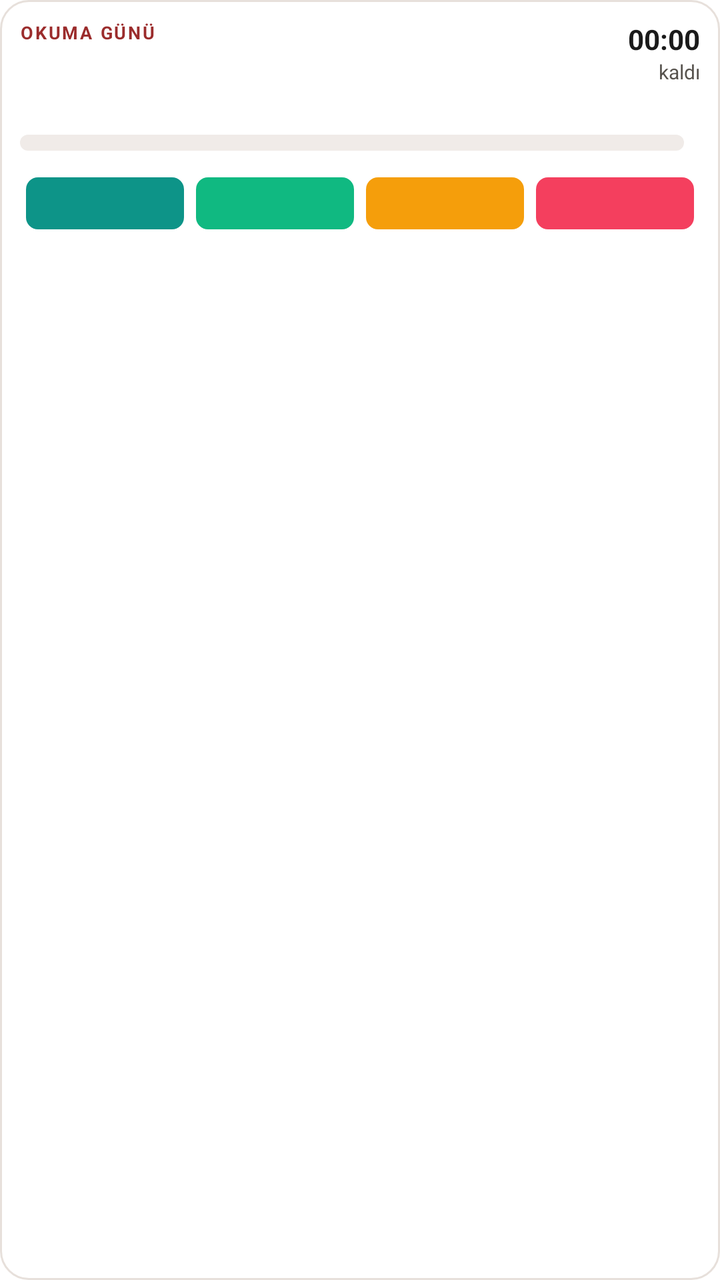
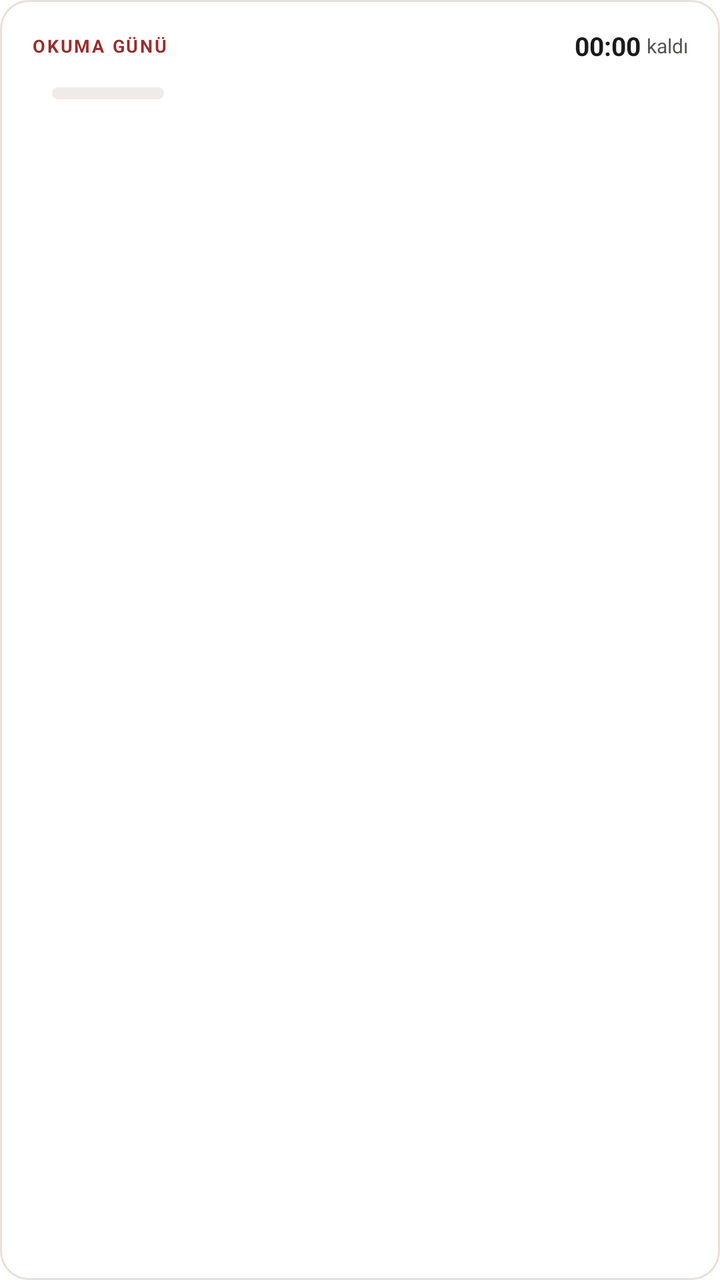

Screens rendered from an Android XML layout before and after an edit, with the pre-edit source and the edit as a unified diff.
<!-- AndroidManifest.xml: fallback theme Theme.MaterialComponents.DayNight.NoActionBar -->
<!-- res/layout/okuma_day_card_big.xml -->
<?xml version="1.0" encoding="utf-8"?>
<LinearLayout xmlns:android="http://schemas.android.com/apk/res/android"
  android:layout_width="match_parent" android:layout_height="wrap_content"
  android:background="@drawable/okuma_card_bg" android:orientation="vertical" android:padding="10dp">

  <LinearLayout android:layout_width="match_parent" android:layout_height="wrap_content" android:orientation="horizontal">
    <LinearLayout android:layout_width="0dp" android:layout_height="wrap_content" android:layout_weight="1" android:orientation="vertical">
      <TextView android:layout_width="wrap_content" android:layout_height="wrap_content" android:text="OKUMA GÜNÜ"
        android:letterSpacing="0.1" android:textColor="@color/okuma_primary" android:textSize="9sp" android:textStyle="bold" />
      <TextView android:id="@+id/title" android:layout_width="wrap_content" android:layout_height="wrap_content" android:fontFamily="serif"
        android:maxLines="1" android:ellipsize="end" android:textColor="@color/okuma_fg" android:textSize="15sp" android:textStyle="bold" />
      <TextView android:id="@+id/subtitle" android:layout_width="wrap_content" android:layout_height="wrap_content"
        android:maxLines="1" android:ellipsize="end" android:textColor="@color/okuma_muted" android:textSize="11sp" />
    </LinearLayout>
    <LinearLayout android:layout_width="wrap_content" android:layout_height="wrap_content" android:gravity="end" android:orientation="vertical">
      <Chronometer android:id="@+id/countdown" android:layout_width="wrap_content" android:layout_height="wrap_content"
        android:textColor="@color/okuma_fg" android:textSize="14sp" android:textStyle="bold" />
      <TextView android:layout_width="wrap_content" android:layout_height="wrap_content" android:text="kaldı"
        android:textColor="@color/okuma_muted" android:textSize="10sp" />
    </LinearLayout>
  </LinearLayout>

  <LinearLayout android:layout_width="match_parent" android:layout_height="wrap_content" android:layout_marginTop="6dp"
    android:gravity="center_vertical" android:orientation="horizontal">
    <FrameLayout android:layout_width="0dp" android:layout_height="8dp" android:layout_weight="1">
      
      <ProgressBar android:id="@+id/progress" style="@android:style/Widget.ProgressBar.Horizontal" android:layout_width="match_parent"
        android:layout_height="match_parent" android:progressDrawable="@drawable/okuma_progress_read" />
      <ProgressBar android:id="@+id/progress_kef" style="@android:style/Widget.ProgressBar.Horizontal" android:layout_width="match_parent"
        android:layout_height="match_parent" android:progressDrawable="@drawable/okuma_progress_kef" />
    </FrameLayout>
    <TextView android:id="@+id/count" android:layout_width="wrap_content" android:layout_height="wrap_content" android:layout_marginLeft="8dp"
      android:textColor="@color/okuma_fg" android:textSize="12sp" android:textStyle="bold" />
  </LinearLayout>

  <TextView android:id="@+id/kefaret_line" android:layout_width="match_parent" android:layout_height="wrap_content" android:layout_marginTop="4dp"
    android:maxLines="1" android:ellipsize="end" android:textColor="@color/okuma_kefaret" android:textSize="10.5sp" android:textStyle="bold" android:visibility="gone" />

  <LinearLayout android:layout_width="match_parent" android:layout_height="wrap_content" android:layout_marginTop="2dp" android:orientation="horizontal">

    <FrameLayout android:id="@+id/btn_kefaret_slot" android:layout_width="0dp" android:layout_height="40dp" android:layout_weight="1"
      android:layout_marginLeft="2dp" android:layout_marginRight="2dp">
      <TextView android:id="@+id/btn_kefaret" android:layout_width="match_parent" android:layout_height="28dp" android:layout_gravity="center_vertical"
        android:background="@drawable/okuma_btn_kefaret" android:gravity="center" android:maxLines="1" android:ellipsize="end"
        android:textColor="#FFFFFF" android:textSize="11sp" android:textStyle="bold" />
      <TextView android:id="@+id/btn_kefaret_top" android:layout_width="wrap_content" android:layout_height="wrap_content"
        android:layout_gravity="top|end" android:background="@drawable/okuma_notch_kefaret" android:paddingLeft="3dp" android:paddingRight="3dp"
        android:textColor="@color/okuma_kefaret" android:textSize="7.5sp" android:textStyle="bold" android:visibility="gone" />
      <TextView android:id="@+id/btn_kefaret_bot" android:layout_width="wrap_content" android:layout_height="wrap_content"
        android:layout_gravity="bottom|end" android:background="@drawable/okuma_notch_none" android:paddingLeft="3dp" android:paddingRight="3dp"
        android:textColor="@color/okuma_none" android:textSize="7.5sp" android:textStyle="bold" android:visibility="gone" />
    </FrameLayout>
    <FrameLayout android:id="@+id/btn_read_slot" android:layout_width="0dp" android:layout_height="40dp" android:layout_weight="1"
      android:layout_marginLeft="2dp" android:layout_marginRight="2dp">
      <TextView android:id="@+id/btn_read" android:layout_width="match_parent" android:layout_height="28dp" android:layout_gravity="center_vertical"
        android:background="@drawable/okuma_btn_read" android:gravity="center" android:maxLines="1" android:ellipsize="end"
        android:textColor="#FFFFFF" android:textSize="11sp" android:textStyle="bold" />
      <TextView android:id="@+id/btn_read_top" android:layout_width="wrap_content" android:layout_height="wrap_content"
        android:layout_gravity="top|end" android:background="@drawable/okuma_notch_read" android:paddingLeft="3dp" android:paddingRight="3dp"
        android:textColor="@color/okuma_read" android:textSize="7.5sp" android:textStyle="bold" android:visibility="gone" />
      <TextView android:id="@+id/btn_read_bot" android:layout_width="wrap_content" android:layout_height="wrap_content"
        android:layout_gravity="bottom|end" android:background="@drawable/okuma_notch_none" android:paddingLeft="3dp" android:paddingRight="3dp"
        android:textColor="@color/okuma_none" android:textSize="7.5sp" android:textStyle="bold" android:visibility="gone" />
    </FrameLayout>
    <FrameLayout android:id="@+id/btn_min_slot" android:layout_width="0dp" android:layout_height="40dp" android:layout_weight="1"
      android:layout_marginLeft="2dp" android:layout_marginRight="2dp">
      <TextView android:id="@+id/btn_min" android:layout_width="match_parent" android:layout_height="28dp" android:layout_gravity="center_vertical"
        android:background="@drawable/okuma_btn_min" android:gravity="center" android:maxLines="1" android:ellipsize="end"
        android:textColor="#FFFFFF" android:textSize="11sp" android:textStyle="bold" />
      <TextView android:id="@+id/btn_min_top" android:layout_width="wrap_content" android:layout_height="wrap_content"
        android:layout_gravity="top|end" android:background="@drawable/okuma_notch_min" android:paddingLeft="3dp" android:paddingRight="3dp"
        android:textColor="@color/okuma_min" android:textSize="7.5sp" android:textStyle="bold" android:visibility="gone" />
      <TextView android:id="@+id/btn_min_bot" android:layout_width="wrap_content" android:layout_height="wrap_content"
        android:layout_gravity="bottom|end" android:background="@drawable/okuma_notch_none" android:paddingLeft="3dp" android:paddingRight="3dp"
        android:textColor="@color/okuma_none" android:textSize="7.5sp" android:textStyle="bold" android:visibility="gone" />
    </FrameLayout>
    <FrameLayout android:id="@+id/btn_none_slot" android:layout_width="0dp" android:layout_height="40dp" android:layout_weight="1"
      android:layout_marginLeft="2dp" android:layout_marginRight="2dp">
      <TextView android:id="@+id/btn_none" android:layout_width="match_parent" android:layout_height="28dp" android:layout_gravity="center_vertical"
        android:background="@drawable/okuma_btn_none" android:gravity="center" android:maxLines="1" android:ellipsize="end"
        android:textColor="#FFFFFF" android:textSize="11sp" android:textStyle="bold" />
      <TextView android:id="@+id/btn_none_top" android:layout_width="wrap_content" android:layout_height="wrap_content"
        android:layout_gravity="top|end" android:background="@drawable/okuma_notch_none" android:paddingLeft="3dp" android:paddingRight="3dp"
        android:textColor="@color/okuma_none" android:textSize="7.5sp" android:textStyle="bold" android:visibility="gone" />
      <TextView android:id="@+id/btn_none_bot" android:layout_width="wrap_content" android:layout_height="wrap_content"
        android:layout_gravity="bottom|end" android:background="@drawable/okuma_notch_none" android:paddingLeft="3dp" android:paddingRight="3dp"
        android:textColor="@color/okuma_none" android:textSize="7.5sp" android:textStyle="bold" android:visibility="gone" />
    </FrameLayout>
  </LinearLayout>
</LinearLayout>
<!-- resources referenced by this layout -->
<resources>
  <color name="okuma_fg">#1A1A1A</color>
  <color name="okuma_kefaret">#0D9488</color>
  <color name="okuma_min">#F59E0B</color>
  <color name="okuma_muted">#57534E</color>
  <color name="okuma_none">#F43F5E</color>
  <color name="okuma_primary">#9B2C2C</color>
  <color name="okuma_read">#10B981</color>
  <!-- drawable okuma_btn_kefaret (drawable) -->
  <shape xmlns:android="http://schemas.android.com/apk/res/android" android:shape="rectangle">
    <solid android:color="@color/okuma_kefaret" />
    <stroke android:width="2dp" android:color="@android:color/transparent" />
    <corners android:radius="6dp" />
  </shape>
  <!-- drawable okuma_btn_min (drawable) -->
  <shape xmlns:android="http://schemas.android.com/apk/res/android" android:shape="rectangle">
    <solid android:color="@color/okuma_min" />
    <stroke android:width="2dp" android:color="@android:color/transparent" />
    <corners android:radius="6dp" />
  </shape>
  <!-- drawable okuma_btn_none (drawable) -->
  <shape xmlns:android="http://schemas.android.com/apk/res/android" android:shape="rectangle">
    <solid android:color="@color/okuma_none" />
    <stroke android:width="2dp" android:color="@android:color/transparent" />
    <corners android:radius="6dp" />
  </shape>
  <!-- drawable okuma_btn_read (drawable) -->
  <shape xmlns:android="http://schemas.android.com/apk/res/android" android:shape="rectangle">
    <solid android:color="@color/okuma_read" />
    <stroke android:width="2dp" android:color="@android:color/transparent" />
    <corners android:radius="6dp" />
  </shape>
  <!-- drawable okuma_card_bg (drawable) -->
  <shape xmlns:android="http://schemas.android.com/apk/res/android" android:shape="rectangle">
    <solid android:color="@color/okuma_card_bg" />
    <stroke android:width="1dp" android:color="@color/okuma_card_border" />
    <corners android:radius="14dp" />
  </shape>
  <!-- drawable okuma_notch_kefaret (drawable) -->
  <shape xmlns:android="http://schemas.android.com/apk/res/android" android:shape="rectangle">
    <solid android:color="@color/okuma_notch_bg" />
    <stroke android:width="1dp" android:color="@color/okuma_kefaret" />
    <corners android:radius="6dp" />
  </shape>
  <!-- drawable okuma_notch_min (drawable) -->
  <shape xmlns:android="http://schemas.android.com/apk/res/android" android:shape="rectangle">
    <solid android:color="@color/okuma_notch_bg" />
    <stroke android:width="1dp" android:color="@color/okuma_min" />
    <corners android:radius="6dp" />
  </shape>
  <!-- drawable okuma_notch_none (drawable) -->
  <shape xmlns:android="http://schemas.android.com/apk/res/android" android:shape="rectangle">
    <solid android:color="@color/okuma_notch_bg" />
    <stroke android:width="1dp" android:color="@color/okuma_none" />
    <corners android:radius="6dp" />
  </shape>
  <!-- drawable okuma_notch_read (drawable) -->
  <shape xmlns:android="http://schemas.android.com/apk/res/android" android:shape="rectangle">
    <solid android:color="@color/okuma_notch_bg" />
    <stroke android:width="1dp" android:color="@color/okuma_read" />
    <corners android:radius="6dp" />
  </shape>
  <!-- drawable okuma_progress_read (drawable) -->
  <layer-list xmlns:android="http://schemas.android.com/apk/res/android">
    <item android:id="@android:id/background">
      <shape android:shape="rectangle">
        <solid android:color="@color/okuma_track" />
        <corners android:radius="5dp" />
      </shape>
    </item>
    <item android:id="@android:id/progress">
      <clip>
        <shape android:shape="rectangle">
          <solid android:color="@color/okuma_read" />
          <corners android:radius="5dp" />
        </shape>
      </clip>
    </item>
  </layer-list>
  <color name="okuma_card_bg">#FFFFFF</color>
  <color name="okuma_card_border">#E7E0DB</color>
  <color name="okuma_notch_bg">#FFFFFF</color>
  <color name="okuma_track">#F0EBE8</color>
  <!-- unchanged entries left out for length: 1 -->
</resources>

<!-- the commit's change to res/layout/okuma_day_card_big.xml (unified diff, before → after) -->
@@ -1,90 +1,36 @@
 <?xml version="1.0" encoding="utf-8"?>
 <LinearLayout xmlns:android="http://schemas.android.com/apk/res/android"
   android:layout_width="match_parent" android:layout_height="wrap_content"
-  android:background="@drawable/okuma_card_bg" android:orientation="vertical" android:padding="10dp">
+  android:background="@drawable/okuma_card_bg" android:orientation="vertical"
+  android:paddingLeft="16dp" android:paddingRight="16dp" android:paddingTop="14dp" android:paddingBottom="10dp">
 
-  <LinearLayout android:layout_width="match_parent" android:layout_height="wrap_content" android:orientation="horizontal">
-    <LinearLayout android:layout_width="0dp" android:layout_height="wrap_content" android:layout_weight="1" android:orientation="vertical">
-      <TextView android:layout_width="wrap_content" android:layout_height="wrap_content" android:text="OKUMA GÜNÜ"
-        android:letterSpacing="0.1" android:textColor="@color/okuma_primary" android:textSize="9sp" android:textStyle="bold" />
-      <TextView android:id="@+id/title" android:layout_width="wrap_content" android:layout_height="wrap_content" android:fontFamily="serif"
-        android:maxLines="1" android:ellipsize="end" android:textColor="@color/okuma_fg" android:textSize="15sp" android:textStyle="bold" />
-      <TextView android:id="@+id/subtitle" android:layout_width="wrap_content" android:layout_height="wrap_content"
-        android:maxLines="1" android:ellipsize="end" android:textColor="@color/okuma_muted" android:textSize="11sp" />
-    </LinearLayout>
-    <LinearLayout android:layout_width="wrap_content" android:layout_height="wrap_content" android:gravity="end" android:orientation="vertical">
-      <Chronometer android:id="@+id/countdown" android:layout_width="wrap_content" android:layout_height="wrap_content"
-        android:textColor="@color/okuma_fg" android:textSize="14sp" android:textStyle="bold" />
-      <TextView android:layout_width="wrap_content" android:layout_height="wrap_content" android:text="kaldı"
-        android:textColor="@color/okuma_muted" android:textSize="10sp" />
-    </LinearLayout>
+  <LinearLayout android:layout_width="match_parent" android:layout_height="wrap_content" android:gravity="center_vertical" android:orientation="horizontal">
+    <TextView android:layout_width="0dp" android:layout_height="wrap_content" android:layout_weight="1" android:text="OKUMA GÜNÜ"
+      android:letterSpacing="0.1" android:textColor="@color/okuma_primary" android:textSize="9sp" android:textStyle="bold" />
+    <Chronometer android:id="@+id/countdown" android:layout_width="wrap_content" android:layout_height="wrap_content"
+      android:textColor="@color/okuma_fg" android:textSize="13sp" android:textStyle="bold" />
+    <TextView android:layout_width="wrap_content" android:layout_height="wrap_content" android:layout_marginLeft="3dp" android:text="kaldı"
+      android:textColor="@color/okuma_muted" android:textSize="10sp" />
   </LinearLayout>
 
-  <LinearLayout android:layout_width="match_parent" android:layout_height="wrap_content" android:layout_marginTop="6dp"
-    android:gravity="center_vertical" android:orientation="horizontal">
-    <FrameLayout android:layout_width="0dp" android:layout_height="8dp" android:layout_weight="1">
-      
+  <LinearLayout android:layout_width="match_parent" android:layout_height="wrap_content" android:layout_marginTop="4dp" android:gravity="center_vertical" android:orientation="horizontal">
+    <TextView android:id="@+id/title" android:layout_width="wrap_content" android:layout_height="wrap_content" android:maxWidth="210dp" android:fontFamily="serif"
+      android:maxLines="1" android:ellipsize="end" android:textColor="@color/okuma_fg" android:textSize="16sp" android:textStyle="bold" />
+    <FrameLayout android:layout_width="56dp" android:layout_height="6dp" android:layout_marginLeft="10dp">
       <ProgressBar android:id="@+id/progress" style="@android:style/Widget.ProgressBar.Horizontal" android:layout_width="match_parent"
-        android:layout_height="match_parent" android:progressDrawable="@drawable/okuma_progress_read" />
+        android:layout_height="match_parent" android:progressDrawable="@drawable/okuma_mini_progress" />
       <ProgressBar android:id="@+id/progress_kef" style="@android:style/Widget.ProgressBar.Horizontal" android:layout_width="match_parent"
         android:layout_height="match_parent" android:progressDrawable="@drawable/okuma_progress_kef" />
     </FrameLayout>
-    <TextView android:id="@+id/count" android:layout_width="wrap_content" android:layout_height="wrap_content" android:layout_marginLeft="8dp"
-      android:textColor="@color/okuma_fg" android:textSize="12sp" android:textStyle="bold" />
+    <TextView android:id="@+id/count" android:layout_width="wrap_content" android:layout_height="wrap_content" android:layout_marginLeft="6dp"
+      android:textColor="@color/okuma_muted" android:textSize="11sp" android:textStyle="bold" />
   </LinearLayout>
 
-  <TextView android:id="@+id/kefaret_line" android:layout_width="match_parent" android:layout_height="wrap_content" android:layout_marginTop="4dp"
-    android:maxLines="1" android:ellipsize="end" android:textColor="@color/okuma_kefaret" android:textSize="10.5sp" android:textStyle="bold" android:visibility="gone" />
+  <TextView android:id="@+id/subtitle" android:layout_width="match_parent" android:layout_height="wrap_content" android:layout_marginTop="3dp"
+    android:maxLines="1" android:ellipsize="end" android:textColor="@color/okuma_muted" android:textSize="11sp" />
 
-  <LinearLayout android:layout_width="match_parent" android:layout_height="wrap_content" android:layout_marginTop="2dp" android:orientation="horizontal">
+  <TextView android:id="@+id/kefaret_line" android:layout_width="match_parent" android:layout_height="wrap_content" android:layout_marginTop="8dp"
+    android:maxLines="1" android:ellipsize="end" android:textColor="@color/okuma_kefaret" android:textSize="11sp" android:textStyle="bold" android:visibility="gone" />
 
-    <FrameLayout android:id="@+id/btn_kefaret_slot" android:layout_width="0dp" android:layout_height="40dp" android:layout_weight="1"
-      android:layout_marginLeft="2dp" android:layout_marginRight="2dp">
-      <TextView android:id="@+id/btn_kefaret" android:layout_width="match_parent" android:layout_height="28dp" android:layout_gravity="center_vertical"
-        android:background="@drawable/okuma_btn_kefaret" android:gravity="center" android:maxLines="1" android:ellipsize="end"
-        android:textColor="#FFFFFF" android:textSize="11sp" android:textStyle="bold" />
-      <TextView android:id="@+id/btn_kefaret_top" android:layout_width="wrap_content" android:layout_height="wrap_content"
-        android:layout_gravity="top|end" android:background="@drawable/okuma_notch_kefaret" android:paddingLeft="3dp" android:paddingRight="3dp"
-        android:textColor="@color/okuma_kefaret" android:textSize="7.5sp" android:textStyle="bold" android:visibility="gone" />
-      <TextView android:id="@+id/btn_kefaret_bot" android:layout_width="wrap_content" android:layout_height="wrap_content"
-        android:layout_gravity="bottom|end" android:background="@drawable/okuma_notch_none" android:paddingLeft="3dp" android:paddingRight="3dp"
-        android:textColor="@color/okuma_none" android:textSize="7.5sp" android:textStyle="bold" android:visibility="gone" />
-    </FrameLayout>
-    <FrameLayout android:id="@+id/btn_read_slot" android:layout_width="0dp" android:layout_height="40dp" android:layout_weight="1"
-      android:layout_marginLeft="2dp" android:layout_marginRight="2dp">
-      <TextView android:id="@+id/btn_read" android:layout_width="match_parent" android:layout_height="28dp" android:layout_gravity="center_vertical"
-        android:background="@drawable/okuma_btn_read" android:gravity="center" android:maxLines="1" android:ellipsize="end"
-        android:textColor="#FFFFFF" android:textSize="11sp" android:textStyle="bold" />
-      <TextView android:id="@+id/btn_read_top" android:layout_width="wrap_content" android:layout_height="wrap_content"
-        android:layout_gravity="top|end" android:background="@drawable/okuma_notch_read" android:paddingLeft="3dp" android:paddingRight="3dp"
-        android:textColor="@color/okuma_read" android:textSize="7.5sp" android:textStyle="bold" android:visibility="gone" />
-      <TextView android:id="@+id/btn_read_bot" android:layout_width="wrap_content" android:layout_height="wrap_content"
-        android:layout_gravity="bottom|end" android:background="@drawable/okuma_notch_none" android:paddingLeft="3dp" android:paddingRight="3dp"
-        android:textColor="@color/okuma_none" android:textSize="7.5sp" android:textStyle="bold" android:visibility="gone" />
-    </FrameLayout>
-    <FrameLayout android:id="@+id/btn_min_slot" android:layout_width="0dp" android:layout_height="40dp" android:layout_weight="1"
-      android:layout_marginLeft="2dp" android:layout_marginRight="2dp">
-      <TextView android:id="@+id/btn_min" android:layout_width="match_parent" android:layout_height="28dp" android:layout_gravity="center_vertical"
-        android:background="@drawable/okuma_btn_min" android:gravity="center" android:maxLines="1" android:ellipsize="end"
-        android:textColor="#FFFFFF" android:textSize="11sp" android:textStyle="bold" />
-      <TextView android:id="@+id/btn_min_top" android:layout_width="wrap_content" android:layout_height="wrap_content"
-        android:layout_gravity="top|end" android:background="@drawable/okuma_notch_min" android:paddingLeft="3dp" android:paddingRight="3dp"
-        android:textColor="@color/okuma_min" android:textSize="7.5sp" android:textStyle="bold" android:visibility="gone" />
-      <TextView android:id="@+id/btn_min_bot" android:layout_width="wrap_content" android:layout_height="wrap_content"
-        android:layout_gravity="bottom|end" android:background="@drawable/okuma_notch_none" android:paddingLeft="3dp" android:paddingRight="3dp"
-        android:textColor="@color/okuma_none" android:textSize="7.5sp" android:textStyle="bold" android:visibility="gone" />
-    </FrameLayout>
-    <FrameLayout android:id="@+id/btn_none_slot" android:layout_width="0dp" android:layout_height="40dp" android:layout_weight="1"
-      android:layout_marginLeft="2dp" android:layout_marginRight="2dp">
-      <TextView android:id="@+id/btn_none" android:layout_width="match_parent" android:layout_height="28dp" android:layout_gravity="center_vertical"
-        android:background="@drawable/okuma_btn_none" android:gravity="center" android:maxLines="1" android:ellipsize="end"
-        android:textColor="#FFFFFF" android:textSize="11sp" android:textStyle="bold" />
-      <TextView android:id="@+id/btn_none_top" android:layout_width="wrap_content" android:layout_height="wrap_content"
-        android:layout_gravity="top|end" android:background="@drawable/okuma_notch_none" android:paddingLeft="3dp" android:paddingRight="3dp"
-        android:textColor="@color/okuma_none" android:textSize="7.5sp" android:textStyle="bold" android:visibility="gone" />
-      <TextView android:id="@+id/btn_none_bot" android:layout_width="wrap_content" android:layout_height="wrap_content"
-        android:layout_gravity="bottom|end" android:background="@drawable/okuma_notch_none" android:paddingLeft="3dp" android:paddingRight="3dp"
-        android:textColor="@color/okuma_none" android:textSize="7.5sp" android:textStyle="bold" android:visibility="gone" />
-    </FrameLayout>
-  </LinearLayout>
+  <LinearLayout android:id="@+id/books" android:layout_width="match_parent" android:layout_height="wrap_content" android:layout_marginTop="8dp" android:orientation="vertical" />
 </LinearLayout>
<!-- resource entries referenced after the edit -->
@@ -2,85 +2,34 @@
 <resources>
   <color name="okuma_fg">#1A1A1A</color>
   <color name="okuma_kefaret">#0D9488</color>
-  <color name="okuma_min">#F59E0B</color>
   <color name="okuma_muted">#57534E</color>
-  <color name="okuma_none">#F43F5E</color>
   <color name="okuma_primary">#9B2C2C</color>
   <color name="okuma_read">#10B981</color>
-  <!-- drawable okuma_btn_kefaret (drawable) -->
-  <shape xmlns:android="http://schemas.android.com/apk/res/android" android:shape="rectangle">
-    <solid android:color="@color/okuma_kefaret" />
-    <stroke android:width="2dp" android:color="@android:color/transparent" />
-    <corners android:radius="6dp" />
-  </shape>
-  <!-- drawable okuma_btn_min (drawable) -->
-  <shape xmlns:android="http://schemas.android.com/apk/res/android" android:shape="rectangle">
-    <solid android:color="@color/okuma_min" />
-    <stroke android:width="2dp" android:color="@android:color/transparent" />
-    <corners android:radius="6dp" />
-  </shape>
-  <!-- drawable okuma_btn_none (drawable) -->
-  <shape xmlns:android="http://schemas.android.com/apk/res/android" android:shape="rectangle">
-    <solid android:color="@color/okuma_none" />
-    <stroke android:width="2dp" android:color="@android:color/transparent" />
-    <corners android:radius="6dp" />
-  </shape>
-  <!-- drawable okuma_btn_read (drawable) -->
-  <shape xmlns:android="http://schemas.android.com/apk/res/android" android:shape="rectangle">
-    <solid android:color="@color/okuma_read" />
-    <stroke android:width="2dp" android:color="@android:color/transparent" />
-    <corners android:radius="6dp" />
-  </shape>
   <!-- drawable okuma_card_bg (drawable) -->
   <shape xmlns:android="http://schemas.android.com/apk/res/android" android:shape="rectangle">
     <solid android:color="@color/okuma_card_bg" />
     <stroke android:width="1dp" android:color="@color/okuma_card_border" />
     <corners android:radius="14dp" />
   </shape>
-  <!-- drawable okuma_notch_kefaret (drawable) -->
-  <shape xmlns:android="http://schemas.android.com/apk/res/android" android:shape="rectangle">
-    <solid android:color="@color/okuma_notch_bg" />
-    <stroke android:width="1dp" android:color="@color/okuma_kefaret" />
-    <corners android:radius="6dp" />
-  </shape>
-  <!-- drawable okuma_notch_min (drawable) -->
-  <shape xmlns:android="http://schemas.android.com/apk/res/android" android:shape="rectangle">
-    <solid android:color="@color/okuma_notch_bg" />
-    <stroke android:width="1dp" android:color="@color/okuma_min" />
-    <corners android:radius="6dp" />
-  </shape>
-  <!-- drawable okuma_notch_none (drawable) -->
-  <shape xmlns:android="http://schemas.android.com/apk/res/android" android:shape="rectangle">
-    <solid android:color="@color/okuma_notch_bg" />
-    <stroke android:width="1dp" android:color="@color/okuma_none" />
-    <corners android:radius="6dp" />
-  </shape>
-  <!-- drawable okuma_notch_read (drawable) -->
-  <shape xmlns:android="http://schemas.android.com/apk/res/android" android:shape="rectangle">
-    <solid android:color="@color/okuma_notch_bg" />
-    <stroke android:width="1dp" android:color="@color/okuma_read" />
-    <corners android:radius="6dp" />
-  </shape>
-  <!-- drawable okuma_progress_read (drawable) -->
+  <!-- drawable okuma_mini_progress (drawable) -->
   <layer-list xmlns:android="http://schemas.android.com/apk/res/android">
     <item android:id="@android:id/background">
       <shape android:shape="rectangle">
         <solid android:color="@color/okuma_track" />
-        <corners android:radius="5dp" />
+        <corners android:radius="3dp" />
       </shape>
     </item>
     <item android:id="@android:id/progress">
       <clip>
         <shape android:shape="rectangle">
           <solid android:color="@color/okuma_read" />
-          <corners android:radius="5dp" />
+          <corners android:radius="3dp" />
         </shape>
       </clip>
     </item>
   </layer-list>
   <color name="okuma_card_bg">#FFFFFF</color>
   <color name="okuma_card_border">#E7E0DB</color>
-  <color name="okuma_notch_bg">#FFFFFF</color>
   <color name="okuma_track">#F0EBE8</color>
   <!-- unchanged entries left out for length: 1 -->
 </resources>
